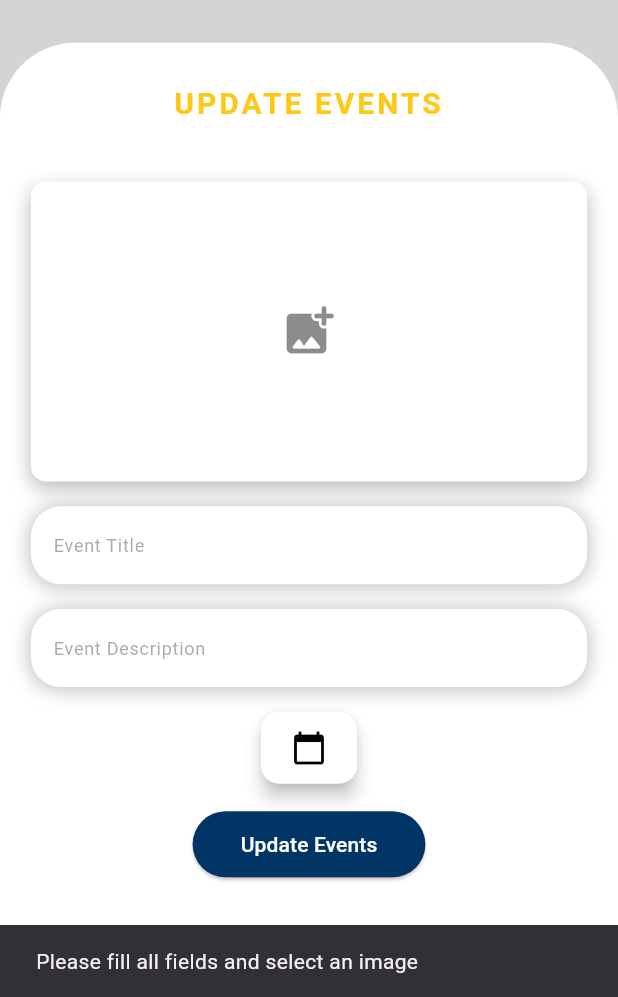
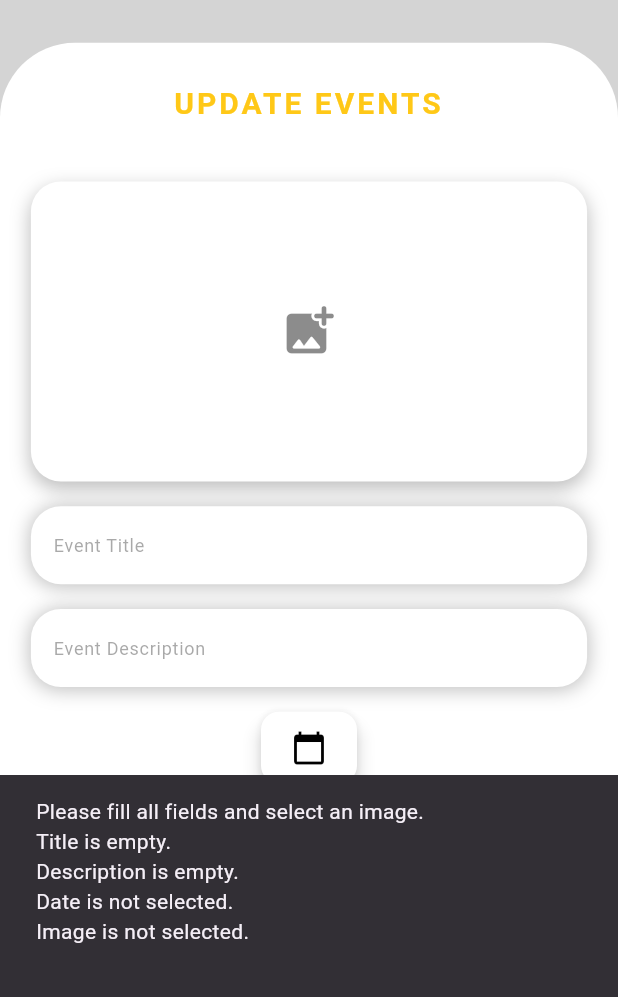
Before and after one commit to hammadak03/MUET-Admin, a Flutter app: the UpdateEventsScreen screen opened by its route, after a tap on "Update Events", on a phone screen of 412 x 824 dp, the part 239-1236 px from its top. Run offline on Flutter 3.47's test engine with Material 3 defaults, Android fonts, the phone set to English and light mode, and no system bars; our stand-ins replace cloud_firestore, firebase_core, firebase_storage, get, image_picker; accounts and stored records are empty.

Commit message:
Organized Code. Fixed Overflows. Fixed image_picker_util.dart not picking up image.

```diff
--- a/lib/screens/update_events_screen.dart
+++ b/lib/screens/update_events_screen.dart
@@ -1,13 +1,14 @@
 import 'package:flutter/material.dart';
 import 'package:image_picker/image_picker.dart';
-import 'package:firebase_storage/firebase_storage.dart';
-import 'package:cloud_firestore/cloud_firestore.dart';
-import 'dart:io';
 import '../utils/colors.dart';
 import '../utils/screen_utils.dart';
+import '../utils/image_picker_util.dart';
+import '../utils/date_picker_util.dart';
+import '../utils/firebase_util.dart';
 import '../widgets/custom_textfield.dart';
 import '../widgets/custom_image_picker.dart';
 import '../widgets/custom_background.dart';
+import '../widgets/loading_dialog.dart';
 
 class UpdateEventsScreen extends StatefulWidget {
   const UpdateEventsScreen({super.key});
@@ -18,10 +19,10 @@ class UpdateEventsScreen extends StatefulWidget {
 
 class _UpdateEventsScreenState extends State<UpdateEventsScreen> {
   XFile? _image;
-  final ImagePicker _picker = ImagePicker();
   final TextEditingController _titleController = TextEditingController();
   final TextEditingController _descriptionController = TextEditingController();
   DateTime? _selectedDate;
+  final GlobalKey<CustomImagePickerState> _imagePickerKey = GlobalKey<CustomImagePickerState>();
 
   @override
   void dispose() {
@@ -30,26 +31,14 @@ class _UpdateEventsScreenState extends State<UpdateEventsScreen> {
     super.dispose();
   }
 
-  Future<XFile?> _pickImage() async {
-    final pickedFile = await _picker.pickImage(source: ImageSource.gallery);
+  void _resetState() {
     setState(() {
-      _image = pickedFile;
+      _titleController.clear();
+      _descriptionController.clear();
+      _image = null;
+      _selectedDate = null;
     });
-    return pickedFile;
-  }
-
-  Future<void> _pickDate(BuildContext context) async {
-    final DateTime? pickedDate = await showDatePicker(
-      context: context,
-      initialDate: DateTime.now(),
-      firstDate: DateTime(2000),
-      lastDate: DateTime(2101),
-    );
-    if (pickedDate != null && pickedDate != DateTime.now()) {
-      setState(() {
-        _selectedDate = pickedDate;
-      });
-    }
+    _imagePickerKey.currentState?.resetImage();
   }
 
   Future<void> _uploadEvent() async {
@@ -57,35 +46,30 @@ class _UpdateEventsScreenState extends State<UpdateEventsScreen> {
         _descriptionController.text.isEmpty ||
         _selectedDate == null ||
         _image == null) {
+      String errorMessage = 'Please fill all fields and select an image.\n';
+      if (_titleController.text.isEmpty) errorMessage += 'Title is empty.\n';
+      if (_descriptionController.text.isEmpty) errorMessage += 'Description is empty.\n';
+      if (_selectedDate == null) errorMessage += 'Date is not selected.\n';
+      if (_image == null) errorMessage += 'Image is not selected.\n';
+
       ScaffoldMessenger.of(context).showSnackBar(
-        SnackBar(content: Text('Please fill all fields and select an image')),
+        SnackBar(content: Text(errorMessage)),
       );
       return;
     }
 
-    try {
-      // Upload image to Firebase Storage
-      final storageRef = FirebaseStorage.instance.ref();
-      final imageRef = storageRef.child('events/${_image!.name}');
-      await imageRef.putFile(File(_image!.path));
-      final imageUrl = await imageRef.getDownloadURL();
+    LoadingDialog.show(context);
 
-      // Upload event data to Firestore
-      await FirebaseFirestore.instance.collection('events').add({
-        'title': _titleController.text,
-        'description': _descriptionController.text,
-        'date': _selectedDate!.toIso8601String(),
-        'imageUrl': imageUrl,
-      });
+    await FirebaseUtil.uploadEvent(
+      context: context,
+      image: _image,
+      titleController: _titleController,
+      descriptionController: _descriptionController,
+      selectedDate: _selectedDate,
+      resetState: _resetState,
+    );
 
-      ScaffoldMessenger.of(context).showSnackBar(
-        SnackBar(content: Text('Event updated successfully')),
-      );
-    } catch (e) {
-      ScaffoldMessenger.of(context).showSnackBar(
-        SnackBar(content: Text('Failed to update event: $e')),
-      );
-    }
+    LoadingDialog.hide(context);
   }
 
   @override
@@ -104,8 +88,15 @@ class _UpdateEventsScreenState extends State<UpdateEventsScreen> {
                     mainAxisAlignment: MainAxisAlignment.start,
                     children: [
                       CustomImagePicker(
+                        key: _imagePickerKey,
                         initialImage: _image,
-                        onImagePicked: _pickImage,
+                        onImagePicked: () async {
+                          final pickedFile = await ImagePickerUtil.pickImage();
+                          setState(() {
+                            _image = pickedFile;
+                          });
+                          return pickedFile;
+                        },
                       ),
                       SizedBox(height: ScreenUtils.height(context) * 0.02,),
                       CustomTextField(
@@ -124,7 +115,13 @@ class _UpdateEventsScreenState extends State<UpdateEventsScreen> {
                       ),
                       ElevatedButton(
                         onPressed: () {
-                          _pickDate(context);
+                          DatePickerUtil.pickDate(context).then((pickedDate) {
+                            if (pickedDate != null) {
+                              setState(() {
+                                _selectedDate = pickedDate;
+                              });
+                            }
+                          });
                         },
                         style: ElevatedButton.styleFrom(
                           backgroundColor: backgroundColor,
--- /dev/null
+++ b/lib/utils/firebase_util.dart
@@ -0,0 +1,42 @@
+import 'dart:io';
+import 'package:flutter/material.dart';
+import 'package:firebase_storage/firebase_storage.dart';
+import 'package:cloud_firestore/cloud_firestore.dart';
+import 'package:image_picker/image_picker.dart';
+
+class FirebaseUtil {
+  static Future<void> uploadEvent({
+    required BuildContext context,
+    required XFile? image,
+    required TextEditingController titleController,
+    required TextEditingController descriptionController,
+    required DateTime? selectedDate,
+    required VoidCallback resetState,
+  }) async {
+    try {
+      // Upload image to Firebase Storage
+      final storageRef = FirebaseStorage.instance.ref();
+      final imageRef = storageRef.child('events/${image!.name}');
+      await imageRef.putFile(File(image.path));
+      final imageUrl = await imageRef.getDownloadURL();
+
+      // Upload event data to Firestore
+      await FirebaseFirestore.instance.collection('events').add({
+        'title': titleController.text,
+        'description': descriptionController.text,
+        'date': selectedDate!.toIso8601String(),
+        'imageUrl': imageUrl,
+      });
+
+      resetState();
+
+      ScaffoldMessenger.of(context).showSnackBar(
+        const SnackBar(content: Text('Event updated successfully')),
+      );
+    } catch (e) {
+      ScaffoldMessenger.of(context).showSnackBar(
+        SnackBar(content: Text('Failed to update event: $e')),
+      );
+    }
+  }
+}
--- /dev/null
+++ b/lib/utils/image_picker_util.dart
@@ -0,0 +1,10 @@
+import 'package:image_picker/image_picker.dart';
+
+class ImagePickerUtil {
+  static final ImagePicker _picker = ImagePicker();
+
+  static Future<XFile?> pickImage() async {
+    final pickedFile = await _picker.pickImage(source: ImageSource.gallery);
+    return pickedFile;
+  }
+}
--- a/lib/widgets/custom_image_picker.dart
+++ b/lib/widgets/custom_image_picker.dart
@@ -13,10 +13,10 @@ class CustomImagePicker extends StatefulWidget {
   }) : super(key: key);
 
   @override
-  _CustomImagePickerState createState() => _CustomImagePickerState();
+  CustomImagePickerState createState() => CustomImagePickerState();
 }
 
-class _CustomImagePickerState extends State<CustomImagePicker> {
+class CustomImagePickerState extends State<CustomImagePicker> {
   XFile? _imageUpload;
 
   @override
@@ -29,8 +29,15 @@ class _CustomImagePickerState extends State<CustomImagePicker> {
     final pickedFile = await widget.onImagePicked();
     setState(() {
       if (pickedFile != null) {
-        _imageUpload = pickedFile; // Directly update the state with the picked image
+        _imageUpload = pickedFile;
+        print('Image selected');
       }
+    });
+  }
+
+  void resetImage() {
+    setState(() {
+      _imageUpload = null;
     });
   }
 
@@ -43,7 +50,7 @@ class _CustomImagePickerState extends State<CustomImagePicker> {
         height: 200,
         decoration: BoxDecoration(
           color: Colors.white,
-          borderRadius: BorderRadius.circular(10),
+          borderRadius: BorderRadius.circular(20),
           boxShadow: const [
             BoxShadow(
               color: Colors.black26,
```
Also changed, not shown: lib/utils/date_picker_util.dart (added, +13 -0 lines), lib/widgets/loading_dialog.dart (added, +25 -0 lines), lib/utils/grid_view_routes.dart (deleted).
